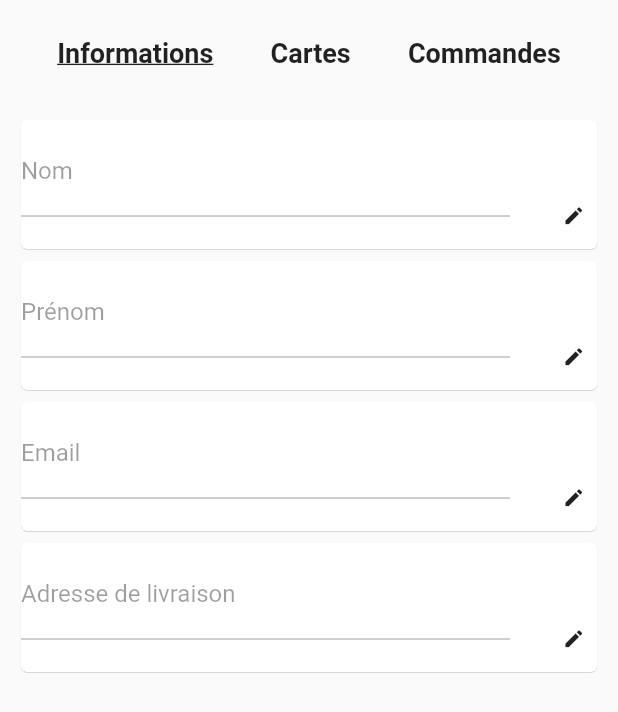
After one commit to Unknow46/Ithea, a Flutter app: the UserInformation screen opened directly, on a phone screen of 412 x 824 dp. The commit adds this screen. Shown: the top 712 px of the screen. Run offline on Flutter 3.47's test engine with Material 2 defaults, Android fonts, the phone set to English and light mode, and no system bars; our stand-ins replace cloud_firestore, dynamic_theme, firebase_auth, firebase_core, flutter_mobx, flutter_signin_button and 4 more; accounts and stored records are empty; generated files the repository leaves out were written again.

Commit message:
:construction: adding condition to edit user information

```diff
--- /dev/null
+++ b/lib/animation/animation_transition.dart
@@ -0,0 +1,58 @@
+
+import 'package:flutter/widgets.dart';
+
+class SlideRightRoute extends PageRouteBuilder<dynamic> {
+  SlideRightRoute({this.page})
+      : super(
+    pageBuilder: (
+        BuildContext context,
+        Animation<double> animation,
+        Animation<double> secondaryAnimation,
+        ) =>
+    page,
+    transitionsBuilder: (
+        BuildContext context,
+        Animation<double> animation,
+        Animation<double> secondaryAnimation,
+        Widget child,
+        ) =>
+        SlideTransition(
+          position: Tween<Offset>(
+            begin: const Offset(1, 0),
+            end: Offset.zero,
+          ).animate(animation),
+          child: child,
+        ),
+  );
+
+  final Widget page;
+
+}
+
+class SlideLeftRoute extends PageRouteBuilder<dynamic> {
+  SlideLeftRoute({this.page})
+      : super(
+    pageBuilder: (
+        BuildContext context,
+        Animation<double> animation,
+        Animation<double> secondaryAnimation,
+        ) =>
+    page,
+    transitionsBuilder: (
+        BuildContext context,
+        Animation<double> animation,
+        Animation<double> secondaryAnimation,
+        Widget child,
+        ) =>
+        SlideTransition(
+          position: Tween<Offset>(
+            begin: const Offset(-1, 0),
+            end: Offset.zero,
+          ).animate(animation),
+          child: child,
+        ),
+  );
+
+  final Widget page;
+
+}
--- /dev/null
+++ b/lib/user_account/user_information.dart
@@ -0,0 +1,235 @@
+import 'package:flutter/material.dart';
+import 'package:ithea/animation/animation_transition.dart';
+
+import 'account_main_page.dart';
+
+class UserInformation extends StatefulWidget {
+
+  const UserInformation({Key key}) : super(key: key);
+
+  @override
+  _UserInformationState createState() => _UserInformationState();
+}
+
+class _UserInformationState extends State<UserInformation> {
+  var _nomEnable = false;
+  var _prenomEnable = false;
+  var _emailEnable = false;
+  var _adresseEnable = false;
+
+  @override
+  Widget build(BuildContext context) {
+    return LayoutBuilder(builder: (context, constraints) {
+      return Material(
+        child: Stack(
+          children: <Widget>[
+            userInformation(context),
+            GestureDetector(
+                onHorizontalDragEnd: (DragEndDetails details) {
+                  if (details.primaryVelocity < 0) {
+                    //swipe left
+                    Navigator.pop(
+                      context,
+                      SlideRightRoute(page: const Compte()),
+                    );
+                  }
+                }
+            )
+          ],
+        ),
+
+      );
+    });
+  }
+
+  Scaffold userInformation(BuildContext context) {
+
+    return Scaffold(
+      body: ListView(
+        children: <Widget>[
+          Column(
+            mainAxisAlignment: MainAxisAlignment.spaceEvenly,
+            children: <Widget>[
+              Padding(
+                padding: const EdgeInsets.only(top: 25),
+                child:  Row(
+                  mainAxisAlignment: MainAxisAlignment.spaceEvenly,
+                  children: const <Widget>[
+                    Text(
+                      'Informations', style: TextStyle(
+                        fontWeight: FontWeight.bold,
+                        decoration: TextDecoration.underline,
+                        fontSize: 18
+                    ),
+                    ),
+                    Text(
+                      'Cartes', style: TextStyle(
+                        fontWeight: FontWeight.bold,
+                        fontSize: 18
+                    ),
+                    ),
+                    Text(
+                      'Commandes', style: TextStyle(
+                        fontWeight: FontWeight.bold,
+                        fontSize: 18
+                    ),
+                    ),
+                  ],
+                ),
+              ),
+              Padding(padding: const EdgeInsets.only(top:30, left: 10, right: 10),
+                child: Column(
+                    mainAxisAlignment: MainAxisAlignment.spaceEvenly,
+                    children: <Widget>[
+                      Card(
+                        elevation: 0.25,
+                        child: Column(
+                          mainAxisSize: MainAxisSize.min,
+                          children:   <Widget>[
+                            Padding(padding:  const EdgeInsets.only(top:5),
+                                child:
+                                Row(
+                                  children:  <Widget>[
+                                    Flexible(child: TextField(
+                                      decoration:  const InputDecoration(labelText: 'Nom', helperText: 'Entrer votre nom'),
+                                      enabled: _nomEnable,
+                                      ),
+                                    ),
+                                    Padding(padding: const EdgeInsets.only(left: 10, top:20),
+                                      child:  IconButton(icon: const Icon(Icons.edit),
+                                          alignment: Alignment.bottomRight,
+                                          iconSize: 15,
+                                          onPressed: () {
+                                              setState(() {
+                                                if (_nomEnable){
+                                                  _nomEnable = false;
+                                                } else {
+                                                  _nomEnable = true;
+                                                }
+                                              });
+                                          }
+                                      ),
+                                    ),
+                                  ],
+                                )
+                            ),
+                          ],
+                        ),
+                      ),
+                      Card(
+                        elevation: 0.25,
+                        child: Column(
+                          mainAxisSize: MainAxisSize.min,
+                          children:   <Widget>[
+                            Padding(padding:  const EdgeInsets.only(top:5),
+                                child:
+                                Row(
+                                  children:  <Widget>[
+                                    Flexible(child: TextField(
+                                      decoration:  const InputDecoration(labelText: 'Prénom', helperText: 'Entrer votre prénom'),
+                                      enabled: _prenomEnable,
+                                    ),
+                                    ),
+                                    Padding(padding: const EdgeInsets.only(left: 10, top:20),
+                                      child:  IconButton(icon: const Icon(Icons.edit),
+                                          alignment: Alignment.bottomRight,
+                                          iconSize: 15,
+                                          onPressed: () {
+                                            setState(() {
+                                              if (_prenomEnable){
+                                                _prenomEnable = false;
+                                              } else {
+                                                _prenomEnable = true;
+                                              }
+                                            });
+                                          }
+                                      ),
+                                    ),
+                                  ],
+                                )
+                            ),
+                          ],
+                        ),
+                      ),
+                      Card(
+                        elevation: 0.25,
+                        child: Column(
+                          mainAxisSize: MainAxisSize.min,
+                          children:   <Widget>[
+                            Padding(padding:  const EdgeInsets.only(top:5),
+                                child:
+                                Row(
+                                  children:  <Widget>[
+                                    Flexible(child: TextField(
+                                      decoration:  const InputDecoration(labelText: 'Email', helperText: 'Entrer votre email'),
+                                      enabled: _emailEnable,
+                                      ),
+                                    ),
+                                    Padding(padding: const EdgeInsets.only(left: 10, top:20),
+                                      child:  IconButton(icon: const Icon(Icons.edit),
+                                          alignment: Alignment.bottomRight,
+                                          iconSize: 15,
+                                          onPressed: () {
+                                            setState(() {
+                                              if (_emailEnable){
+                                                _emailEnable = false;
+                                              } else {
+                                                _emailEnable = true;
+                                              }
+                                            });
+                                          }
+                                      ),
+                                    ),
+                                  ],
+                                )
+                            ),
+                          ],
+                        ),
+                      ),
+                      Card(
+                        elevation: 0.25,
+                        child: Column(
+                          mainAxisSize: MainAxisSize.min,
+                          children:   <Widget>[
+                            Padding(padding:  const EdgeInsets.only(top:5),
+                                child:
+                                Row(
+                                  children:  <Widget>[
+                                    Flexible(child: TextField(
+                                      decoration:  InputDecoration(labelText: 'Adresse de livraison', helperText: 'Entrer votre adresse'),
+                                      enabled: _adresseEnable,
+                                    ),
+                                    ),
+                                    Padding(padding: const EdgeInsets.only(left: 10, top:20),
+                                      child:  IconButton(icon: const Icon(Icons.edit),
+                                          alignment: Alignment.bottomRight,
+                                          iconSize: 15,
+                                          onPressed: () {
+                                            setState(() {
+                                              if (_emailEnable){
+                                                _emailEnable = false;
+                                              } else {
+                                                _emailEnable = true;
+                                              }
+                                            });
+                                          }
+                                      ),
+                                    ),
+                                  ],
+                                )
+                            ),
+                          ],
+                        ),
+                      )
+                      ]
+                ),
+              ),
+            ],
+          ),
+        ],
+      ),
+    );
+  }
+
+
+}
```
Also changed, not shown: lib/user_account/account_main_page.dart (added, +111 -0 lines), lib/user_account/historic_user.dart (added, +80 -0 lines), lib/main.dart (line endings or trailing spaces).
